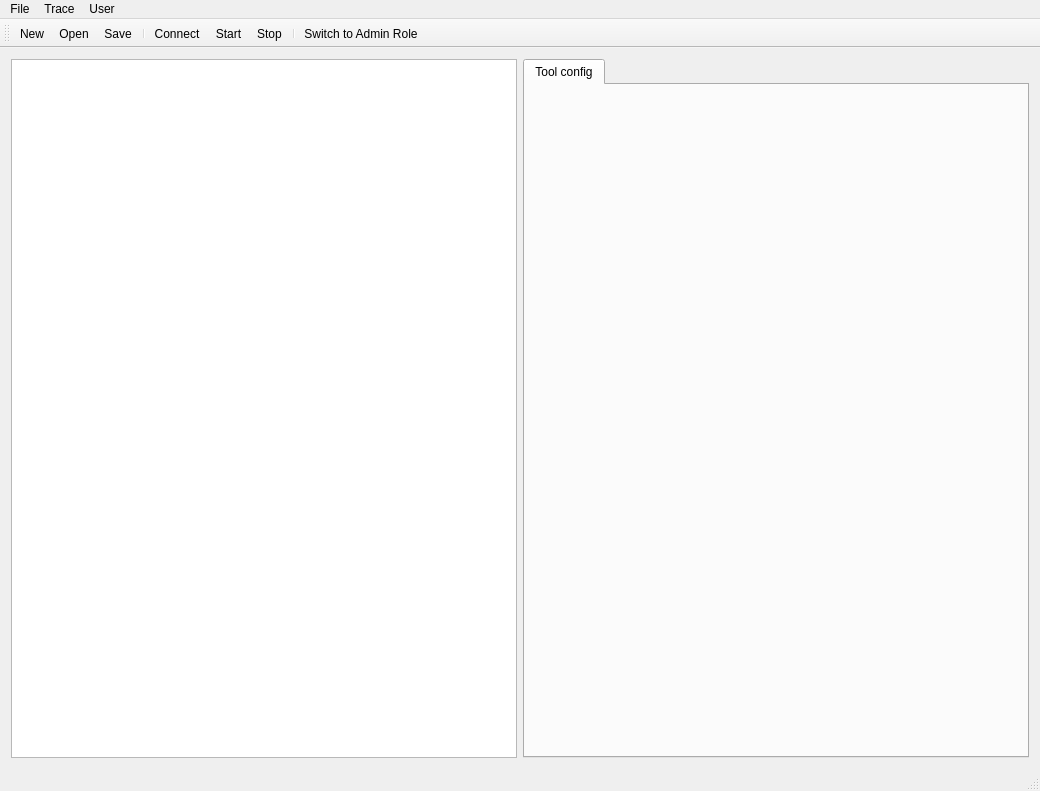
Before: the Qt Designer form R_Visualizer/mainwindow.ui in NeverKnewTheName/R_Visualizer, drawn with Qt 5.
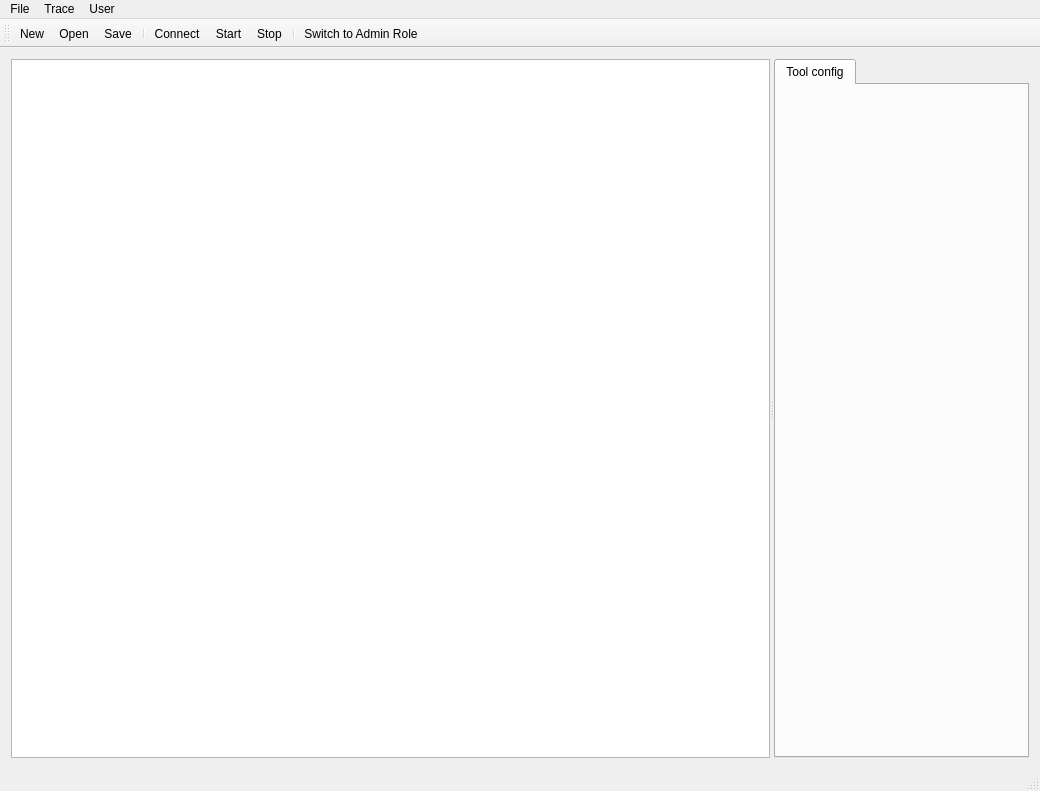
After: the same form once the commit is applied. Icons and pictures are not drawn. Custom widgets are drawn as their Qt base class.

```diff
--- a/R_Visualizer/mainwindow.ui
+++ b/R_Visualizer/mainwindow.ui
@@ -16,6 +16,10 @@
   <widget class="QWidget" name="centralWidget">
    <layout class="QHBoxLayout" name="horizontalLayout">
     <item>
+     <widget class="QSplitter" name="splitter">
+      <property name="orientation">
+       <enum>Qt::Horizontal</enum>
+      </property>
      <widget class="MsgTableView" name="msgTableView">
       <property name="toolTip">
        <string>&lt;html&gt;&lt;head/&gt;&lt;body&gt;&lt;p&gt;Message browser which displays all incoming messages chronologically.&lt;/p&gt;&lt;p&gt;Use System Config to edit the format and depiction of messages.&lt;/p&gt;&lt;/body&gt;&lt;/html&gt;</string>
@@ -24,9 +28,13 @@
        <locale language="English" country="UnitedStates"/>
       </property>
      </widget>
-    </item>
-    <item>
      <widget class="QTabWidget" name="tabWidget">
+       <property name="sizePolicy">
+        <sizepolicy hsizetype="Expanding" vsizetype="Preferred">
+         <horstretch>0</horstretch>
+         <verstretch>0</verstretch>
+        </sizepolicy>
+       </property>
       <property name="toolTip">
        <string/>
       </property>
@@ -46,6 +54,7 @@
        <attribute name="toolTip">
         <string>Configure the tool itself</string>
        </attribute>
+       </widget>
       </widget>
      </widget>
     </item>
```
Lines whose indentation alone changed are shown as unchanged.
